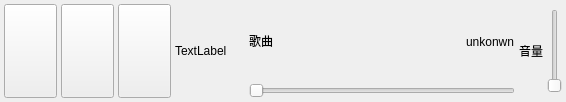
The window that pleycontrolbar.ui (zhouq3405/MusicGetFirst) describes before a commit, drawn with Qt 5.
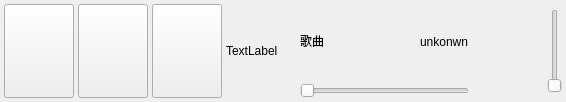
The same window after the commit. Icons and pictures are not drawn.

Patch:
```diff
--- a/pleycontrolbar.ui
+++ b/pleycontrolbar.ui
@@ -13,7 +13,7 @@
   <property name="windowTitle">
    <string>Form</string>
   </property>
-  <layout class="QHBoxLayout" name="horizontalLayout_2" stretch="1,1,1,2,5,1,1">
+  <layout class="QHBoxLayout" name="horizontalLayout_2" stretch="2,2,2,4,10,1,2">
    <property name="spacing">
     <number>4</number>
    </property>
@@ -37,6 +37,12 @@
        <verstretch>10</verstretch>
       </sizepolicy>
      </property>
+     <property name="minimumSize">
+      <size>
+       <width>70</width>
+       <height>70</height>
+      </size>
+     </property>
      <property name="styleSheet">
       <string notr="true">QPushButton
 {border-image: url(:/image/preSong.png);}
@@ -59,6 +65,12 @@
        <verstretch>10</verstretch>
       </sizepolicy>
      </property>
+     <property name="minimumSize">
+      <size>
+       <width>70</width>
+       <height>70</height>
+      </size>
+     </property>
      <property name="styleSheet">
       <string notr="true">QPushButton{border-image:url(:/image/start.png);}
 QPushButton:pressed
@@ -79,6 +91,12 @@
        <verstretch>10</verstretch>
       </sizepolicy>
      </property>
+     <property name="minimumSize">
+      <size>
+       <width>70</width>
+       <height>70</height>
+      </size>
+     </property>
      <property name="styleSheet">
       <string notr="true">QPushButton
 {border-image: url(:/image/nextSong.png);}
@@ -96,11 +114,17 @@
    <item>
     <widget class="QLabel" name="picLabel">
      <property name="sizePolicy">
-      <sizepolicy hsizetype="Fixed" vsizetype="Fixed">
+      <sizepolicy hsizetype="Preferred" vsizetype="Preferred">
        <horstretch>0</horstretch>
        <verstretch>0</verstretch>
       </sizepolicy>
      </property>
+     <property name="minimumSize">
+      <size>
+       <width>70</width>
+       <height>70</height>
+      </size>
+     </property>
      <property name="maximumSize">
       <size>
        <width>70</width>
@@ -163,13 +187,22 @@
    <item>
     <widget class="QLabel" name="label_2">
      <property name="sizePolicy">
-      <sizepolicy hsizetype="Fixed" vsizetype="Fixed">
+      <sizepolicy hsizetype="Preferred" vsizetype="Preferred">
        <horstretch>1</horstretch>
-       <verstretch>2</verstretch>
+       <verstretch>1</verstretch>
       </sizepolicy>
      </property>
+     <property name="minimumSize">
+      <size>
+       <width>70</width>
+       <height>70</height>
+      </size>
+     </property>
+     <property name="styleSheet">
+      <string notr="true">border-image: url(:/image/sound.png);</string>
+     </property>
      <property name="text">
-      <string>音量</string>
+      <string/>
      </property>
     </widget>
    </item>
```
